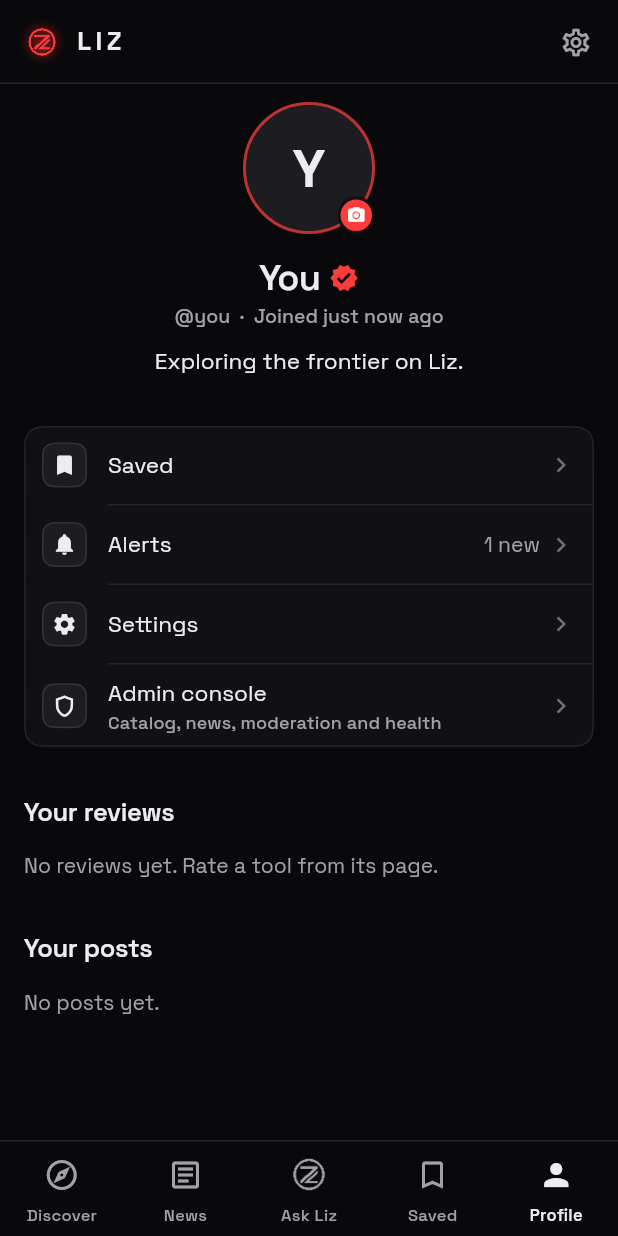
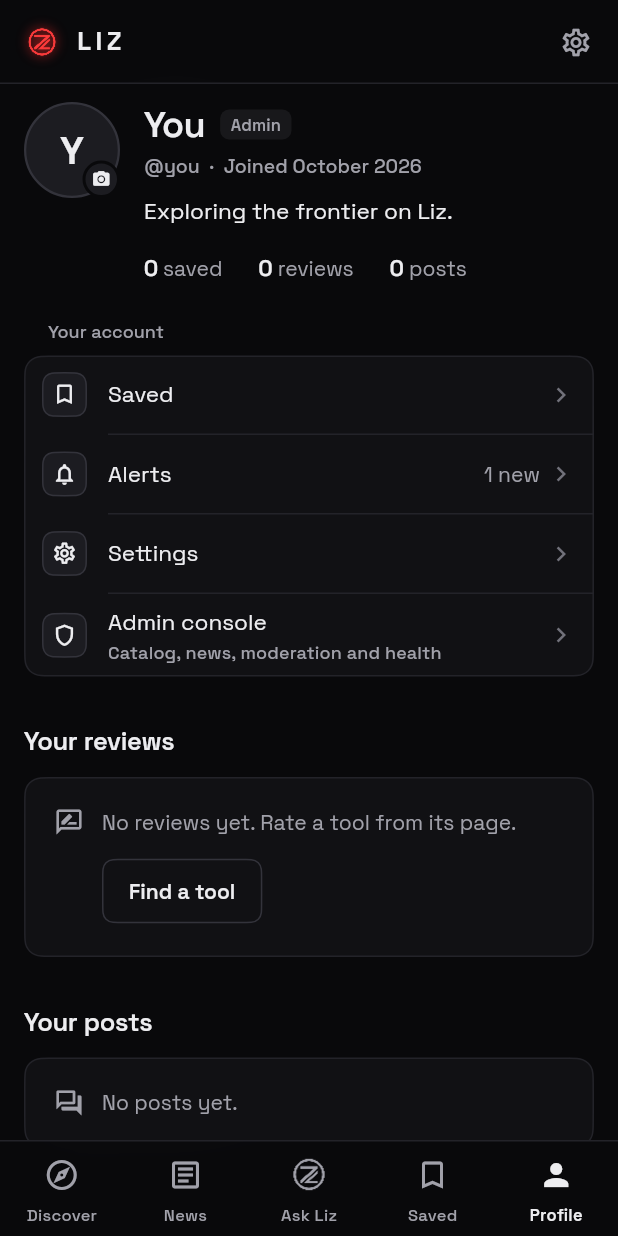
Before and after one commit to jeswinbenedict/LIZ, a Flutter app: the ProfileScreen screen opened by its route, after a tap on "Create account", after a tap on "Skip — continue as demo user", on a phone screen of 412 x 824 dp. Run offline on Flutter 3.47's test engine with Material 3 defaults, Android fonts, the phone set to English and light mode, and no system bars; our stand-ins replace cached_network_image, firebase_auth, firebase_core, firebase_messaging, flutter_riverpod, go_router and 6 more; missing offline and left inert: dart:js_interop; accounts and stored records are empty.

Commit message:
feat(design): News, Ask Liz and Profile in the refined Signal
- News: sources in ink instead of red, the lead story set larger, Quick
  take a quiet control opening a framed summary with grey bullets.
- Ask Liz: the red mark on a neutral tile; the answer header in grey.
- Profile: a real header (name as heading, grey role badge instead of a
  red tick, 'Joined October 2026' instead of 'Joined just now ago', three
  figures as type), a two-column layout on wide screens, empty sections
  that keep their frame with one way forward; neutral avatar ring and
  camera badge.

Co-Authored-By: Claude Opus 5.5 <noreply@anthropic.com>

```diff
--- a/lib/features/ask_liz/ask_liz_screen.dart
+++ b/lib/features/ask_liz/ask_liz_screen.dart
@@ -216,12 +216,12 @@ class _AskLizScreenState extends ConsumerState<AskLizScreen> {
                   children: [
                     Row(
                       children: [
-                        LizMark.icon(size: 18, color: p.accent),
+                        const LizMark(size: 18),
                         const SizedBox(width: 8),
                         Text(
                           'Ask Liz',
                           style: LizText.subhead.copyWith(
-                            color: p.accent,
+                            color: p.textSecondary,
                             fontWeight: FontWeight.w600,
                           ),
                         ),
@@ -479,8 +479,11 @@ class _Intro extends StatelessWidget {
                 width: 56,
                 height: 56,
                 decoration: ShapeDecoration(
-                  color: p.accentSoft,
-                  shape: LizRadius.shape(16),
+                  color: p.surface,
+                  shape: LizRadius.shape(
+                    16,
+                    side: BorderSide(color: p.hairline),
+                  ),
                 ),
                 alignment: Alignment.center,
                 child: const LizMark(size: 42),
@@ -543,7 +546,7 @@ class _Intro extends StatelessWidget {
                                   ),
                                 ),
                                 Icon(
-                                  Icons.north_east,
+                                  Icons.arrow_forward,
                                   size: 16,
                                   color: p.textTertiary,
                                 ),
--- a/lib/features/news/news_screen.dart
+++ b/lib/features/news/news_screen.dart
@@ -73,7 +73,7 @@ class NewsScreen extends ConsumerWidget {
                           (_) => controller.loadMore(),
                         );
                       }
-                      return NewsCard(item: state.items[i]);
+                      return NewsCard(item: state.items[i], lead: i == 0);
                     },
                   ),
                 ),
--- a/lib/features/profile/editable_avatar.dart
+++ b/lib/features/profile/editable_avatar.dart
@@ -91,14 +91,17 @@ class _EditableAvatarState extends ConsumerState<EditableAvatar> {
             child: Container(
               padding: const EdgeInsets.all(4),
               decoration: BoxDecoration(
-                color: scheme.primary,
+                color: scheme.surfaceContainerHigh,
                 shape: BoxShape.circle,
-                border: Border.all(color: scheme.surface, width: 2),
+                border: Border.all(
+                  color: scheme.surfaceContainerLowest,
+                  width: 2,
+                ),
               ),
-              child: const Icon(
+              child: Icon(
                 Icons.photo_camera,
                 size: 13,
-                color: Colors.white,
+                color: scheme.onSurface,
               ),
             ),
           ),
--- a/lib/features/profile/profile_screen.dart
+++ b/lib/features/profile/profile_screen.dart
@@ -1,15 +1,16 @@
 import 'package:flutter/material.dart';
 import 'package:flutter_riverpod/flutter_riverpod.dart';
 import 'package:go_router/go_router.dart';
+import 'package:intl/intl.dart';
 
 import '../../app/responsive/breakpoints.dart';
 import '../../app/theme.dart';
 import '../../core/providers.dart';
 import '../../shared/models/profile.dart';
+import '../../shared/widgets/badges.dart';
 import '../../shared/widgets/grouped_list.dart';
 import '../../shared/widgets/page_header.dart';
 import '../../shared/widgets/states.dart';
-import '../../shared/widgets/time_ago.dart';
 import '../alerts/alerts_controller.dart';
 import '../auth/sign_in_view.dart';
 import '../community/community_controller.dart';
@@ -66,90 +67,38 @@ class _ProfileBody extends ConsumerWidget {
 
   @override
   Widget build(BuildContext context, WidgetRef ref) {
-    final p = context.liz;
     final phone = context.isPhone;
-    final gutter = LizSpacing.gutter(MediaQuery.sizeOf(context).width);
+    final width = MediaQuery.sizeOf(context).width;
+    final gutter = LizSpacing.gutter(width);
     final posts = ref.watch(postFeedProvider(PostFeedKey(userId: profile.id)));
     final reviews = ref.watch(reviewsByUserProvider(profile.id));
     final savedCount = ref.watch(bookmarkControllerProvider).length;
     final unread = ref.watch(unreadAlertsProvider);
 
-    return MaxWidth(
-      maxWidth: 680 + gutter * 2,
-      child: Padding(
-        padding: EdgeInsets.fromLTRB(gutter, phone ? 12 : 40, gutter, 48),
-        child: Column(
-          crossAxisAlignment: CrossAxisAlignment.stretch,
-          children: [
-            // Who you are.
-            Column(
-              children: [
-                EditableAvatar(profile: profile, radius: 44),
-                const SizedBox(height: 14),
-                Row(
-                  mainAxisSize: MainAxisSize.min,
-                  children: [
-                    Flexible(
-                      child: Semantics(
-                        container: true,
-                        header: true,
-                        headingLevel: 1,
-                        child: Text(
-                          profile.displayName,
-                          textAlign: TextAlign.center,
-                          style: LizText.title1.copyWith(color: p.textPrimary),
-                        ),
-                      ),
-                    ),
-                    if (profile.role.canModerate) ...[
-                      const SizedBox(width: 6),
-                      Icon(
-                        Icons.verified,
-                        size: 20,
-                        color: p.accent,
-                        semanticLabel: 'Moderator',
-                      ),
-                    ],
-                  ],
-                ),
-                const SizedBox(height: 2),
-                Text(
-                  '@${profile.username}  ·  Joined ${timeAgo(profile.createdAt)} ago',
-                  textAlign: TextAlign.center,
-                  style: LizText.subhead.copyWith(color: p.textSecondary),
-                ),
-                if (profile.bio != null && profile.bio!.isNotEmpty) ...[
-                  const SizedBox(height: 10),
-                  ConstrainedBox(
-                    constraints: const BoxConstraints(maxWidth: 460),
-                    child: Text(
-                      profile.bio!,
-                      textAlign: TextAlign.center,
-                      style: LizText.body.copyWith(color: p.textPrimary),
-                    ),
-                  ),
-                ],
-              ],
-            ),
-            const SizedBox(height: 32),
+    final header = _Header(
+      profile: profile,
+      saved: savedCount,
+      reviews: reviews.value?.length,
+      posts: posts.value?.length,
+    );
 
-            // Where your things are.
-            LizGroup(
+    final places = LizGroup(
+      title: 'Your account',
       children: [
         LizGroupRow(
-                  icon: Icons.bookmark,
+          icon: Icons.bookmark_outline,
           title: 'Saved',
           value: savedCount == 0 ? null : '$savedCount',
           onTap: () => context.go('/saved'),
         ),
         LizGroupRow(
-                  icon: Icons.notifications,
+          icon: Icons.notifications_none,
           title: 'Alerts',
           value: unread == 0 ? null : '$unread new',
           onTap: () => context.push('/alerts'),
         ),
         LizGroupRow(
-                  icon: Icons.settings,
+          icon: Icons.settings_outlined,
           title: 'Settings',
           onTap: () => context.push('/profile/settings'),
         ),
@@ -161,17 +110,24 @@ class _ProfileBody extends ConsumerWidget {
             onTap: () => context.push('/admin'),
           ),
       ],
-            ),
+    );
 
-            // What you have written.
-            const SizedBox(height: 32),
+    final activity = Column(
+      crossAxisAlignment: CrossAxisAlignment.stretch,
+      children: [
         _Heading('Your reviews'),
         reviews.when(
           loading: () => const LoadingView(),
           error: (_, _) => const SizedBox.shrink(),
           data: (list) => list.isEmpty
-                  ? _Quiet('No reviews yet. Rate a tool from its page.')
-                  : Column(
+              ? _EmptyPanel(
+                  icon: Icons.rate_review_outlined,
+                  text: 'No reviews yet. Rate a tool from its page.',
+                  action: 'Find a tool',
+                  onAction: () => context.go('/'),
+                )
+              : _Panel(
+                  child: Column(
                     children: [
                       for (var i = 0; i < list.length; i++) ...[
                         if (i > 0) const Divider(height: 1),
@@ -180,13 +136,17 @@ class _ProfileBody extends ConsumerWidget {
                     ],
                   ),
                 ),
-            const SizedBox(height: 28),
+        ),
+        const SizedBox(height: 32),
         _Heading('Your posts'),
         posts.when(
           loading: () => const LoadingView(),
           error: (_, _) => const SizedBox.shrink(),
           data: (list) => list.isEmpty
-                  ? _Quiet('No posts yet.')
+              ? const _EmptyPanel(
+                  icon: Icons.forum_outlined,
+                  text: 'No posts yet.',
+                )
               : Column(
                   children: [
                     for (final post in list) ...[
@@ -197,7 +157,149 @@ class _ProfileBody extends ConsumerWidget {
                 ),
         ),
       ],
+    );
+
+    // Wide: what you wrote on the left, your account on the right, both under
+    // the header. Narrow: one column, the account first.
+    final wide = width >= 1100;
+    return MaxWidth(
+      maxWidth: 1080 + gutter * 2,
+      child: Padding(
+        padding: EdgeInsets.fromLTRB(gutter, phone ? 12 : 36, gutter, 48),
+        child: Column(
+          crossAxisAlignment: CrossAxisAlignment.stretch,
+          children: [
+            header,
+            SizedBox(height: phone ? 24 : 36),
+            if (wide)
+              Row(
+                crossAxisAlignment: CrossAxisAlignment.start,
+                children: [
+                  Expanded(flex: 5, child: activity),
+                  const SizedBox(width: 32),
+                  Expanded(flex: 3, child: places),
+                ],
+              )
+            else ...[
+              places,
+              const SizedBox(height: 32),
+              activity,
+            ],
+          ],
         ),
+      ),
+    );
+  }
+}
+
+/// The avatar, the name as the page's heading, a quiet role badge, when they
+/// joined, the bio, and three figures — set as type, not tiles.
+class _Header extends StatelessWidget {
+  const _Header({
+    required this.profile,
+    required this.saved,
+    required this.reviews,
+    required this.posts,
+  });
+  final Profile profile;
+  final int saved;
+  final int? reviews;
+  final int? posts;
+
+  @override
+  Widget build(BuildContext context) {
+    final p = context.liz;
+    final phone = context.isPhone;
+    final joined = DateFormat.yMMMM().format(profile.createdAt.toLocal());
+    final role = switch (profile.role) {
+      UserRole.admin => 'Admin',
+      UserRole.moderator => 'Moderator',
+      _ => null,
+    };
+    return Row(
+      crossAxisAlignment: CrossAxisAlignment.start,
+      children: [
+        EditableAvatar(profile: profile, radius: phone ? 32 : 40),
+        SizedBox(width: phone ? 16 : 20),
+        Expanded(
+          child: Column(
+            crossAxisAlignment: CrossAxisAlignment.start,
+            children: [
+              Wrap(
+                spacing: 10,
+                runSpacing: 4,
+                crossAxisAlignment: WrapCrossAlignment.center,
+                children: [
+                  Semantics(
+                    container: true,
+                    header: true,
+                    headingLevel: 1,
+                    child: Text(
+                      profile.displayName,
+                      style: (phone ? LizText.title1 : LizText.largeTitle)
+                          .copyWith(color: p.textPrimary),
+                    ),
+                  ),
+                  if (role != null) LizPill(label: role),
+                ],
+              ),
+              const SizedBox(height: 4),
+              Text(
+                '@${profile.username}  ·  Joined $joined',
+                style: LizText.subhead.copyWith(color: p.textSecondary),
+              ),
+              if (profile.bio != null && profile.bio!.isNotEmpty) ...[
+                const SizedBox(height: 10),
+                ConstrainedBox(
+                  constraints: const BoxConstraints(maxWidth: 560),
+                  child: Text(
+                    profile.bio!,
+                    style: LizText.body.copyWith(color: p.textPrimary),
+                  ),
+                ),
+              ],
+              const SizedBox(height: 16),
+              Wrap(
+                spacing: 24,
+                runSpacing: 8,
+                children: [
+                  _Figure(value: saved, label: 'saved'),
+                  _Figure(value: reviews, label: 'reviews'),
+                  _Figure(value: posts, label: 'posts'),
+                ],
+              ),
+            ],
+          ),
+        ),
+      ],
+    );
+  }
+}
+
+/// "12 saved": the figure in ink, the noun in grey. A dash while unknown.
+class _Figure extends StatelessWidget {
+  const _Figure({required this.value, required this.label});
+  final int? value;
+  final String label;
+
+  @override
+  Widget build(BuildContext context) {
+    final p = context.liz;
+    return Text.rich(
+      TextSpan(
+        children: [
+          TextSpan(
+            text: value == null ? '—' : '$value',
+            style: LizText.headline.copyWith(
+              color: p.textPrimary,
+              fontFeatures: LizText.tabular,
+            ),
+          ),
+          TextSpan(
+            text: ' $label',
+            style: LizText.callout.copyWith(color: p.textSecondary),
+          ),
+        ],
       ),
     );
   }
@@ -209,7 +311,7 @@ class _Heading extends StatelessWidget {
 
   @override
   Widget build(BuildContext context) => Padding(
-    padding: const EdgeInsets.only(bottom: 8),
+    padding: const EdgeInsets.only(bottom: 12),
     child: Semantics(
       container: true,
       header: true,
@@ -221,16 +323,87 @@ class _Heading extends StatelessWidget {
   );
 }
 
-class _Quiet extends StatelessWidget {
-  const _Quiet(this.text);
-  final String text;
+/// A section's frame, kept when it has rows.
+class _Panel extends StatelessWidget {
+  const _Panel({required this.child});
+  final Widget child;
 
   @override
-  Widget build(BuildContext context) => Padding(
-    padding: const EdgeInsets.symmetric(vertical: 6),
-    child: Text(
+  Widget build(BuildContext context) {
+    final p = context.liz;
+    return DecoratedBox(
+      decoration: ShapeDecoration(
+        color: p.surface,
+        shape: LizRadius.shape(
+          LizRadius.md,
+          side: BorderSide(color: p.hairline),
+        ),
+      ),
+      child: child,
+    );
+  }
+}
+
+/// An empty section keeps its frame: an icon, one sentence, and at most one
+/// way forward.
+class _EmptyPanel extends StatelessWidget {
+  const _EmptyPanel({
+    required this.icon,
+    required this.text,
+    this.action,
+    this.onAction,
+  });
+  final IconData icon;
+  final String text;
+  final String? action;
+  final VoidCallback? onAction;
+
+  @override
+  Widget build(BuildContext context) {
+    final p = context.liz;
+    return _Panel(
+      child: Padding(
+        padding: const EdgeInsets.symmetric(horizontal: 20, vertical: 20),
+        // The button sits beside the sentence where there is room for both,
+        // and under it on a narrow screen or with large text.
+        child: LayoutBuilder(
+          builder: (context, box) {
+            final button = action != null && onAction != null
+                ? OutlinedButton(onPressed: onAction, child: Text(action!))
+                : null;
+            final sentence = Text(
               text,
-      style: LizText.callout.copyWith(color: context.liz.textSecondary),
+              style: LizText.callout.copyWith(color: p.textSecondary),
+            );
+            final beside = box.maxWidth >= 440;
+            return Row(
+              crossAxisAlignment: beside
+                  ? CrossAxisAlignment.center
+                  : CrossAxisAlignment.start,
+              children: [
+                Icon(icon, size: 20, color: p.textSecondary),
+                const SizedBox(width: 12),
+                Expanded(
+                  child: beside || button == null
+                      ? sentence
+                      : Column(
+                          crossAxisAlignment: CrossAxisAlignment.start,
+                          children: [
+                            sentence,
+                            const SizedBox(height: 12),
+                            button,
+                          ],
+                        ),
+                ),
+                if (beside && button != null) ...[
+                  const SizedBox(width: 12),
+                  button,
+                ],
+              ],
+            );
+          },
+        ),
       ),
     );
   }
+}
--- a/lib/shared/widgets/news_card.dart
+++ b/lib/shared/widgets/news_card.dart
@@ -26,13 +26,16 @@ String newsSourceLabel(String? source) {
 }
 
 /// One article in the news list (docs/DESIGN.md §8, News): an editorial row
-/// — source and time as an eyebrow, the headline, two lines of summary, and
-/// the image beside it on wide screens or above it on phones. The AI "quick
-/// take" folds away so the list can be scanned; it used to be a tinted box
-/// inside every card, which tripled the height of the feed.
+/// — source and time above the headline, two lines of summary, and the image
+/// beside it on wide screens or above it on phones. The AI "quick take" folds
+/// away so the list can be scanned. The [lead] story is set larger.
 class NewsCard extends StatelessWidget {
-  const NewsCard({super.key, required this.item});
+  const NewsCard({super.key, required this.item, this.lead = false});
   final NewsItem item;
+
+  /// The first story of the feed: a larger headline and a third line of
+  /// summary, so the page opens on something rather than a uniform list.
+  final bool lead;
 
   Future<void> _open() async {
     final uri = Uri.tryParse(item.url);
@@ -61,8 +64,8 @@ class NewsCard extends StatelessWidget {
                     maxLines: 1,
                     overflow: TextOverflow.ellipsis,
                     style: LizText.footnote.copyWith(
-                      color: LizColors.legibleOn(p.accent, p.canvas),
-                      fontWeight: FontWeight.w700,
+                      color: p.textPrimary,
+                      fontWeight: FontWeight.w600,
                     ),
                   ),
                 ),
@@ -75,13 +78,15 @@ class NewsCard extends StatelessWidget {
             const SizedBox(height: 6),
             Text(
               item.title,
-              style: LizText.title3.copyWith(color: p.textPrimary),
+              style: (lead ? LizText.title1 : LizText.title3).copyWith(
+                color: p.textPrimary,
+              ),
             ),
             if (item.snippet.isNotEmpty) ...[
-              const SizedBox(height: 6),
+              SizedBox(height: lead ? 10 : 6),
               Text(
                 item.snippet,
-                maxLines: 2,
+                maxLines: lead ? 3 : 2,
                 overflow: TextOverflow.ellipsis,
                 style: LizText.callout.copyWith(color: p.textSecondary),
               ),
@@ -207,6 +212,7 @@ class _QuickTakeState extends State<_QuickTake> {
           expanded: _open,
           child: TextButton.icon(
             style: TextButton.styleFrom(
+              foregroundColor: p.textSecondary,
               padding: const EdgeInsets.symmetric(horizontal: 8),
               minimumSize: const Size(48, 40),
             ),
@@ -231,8 +237,17 @@ class _QuickTakeState extends State<_QuickTake> {
           alignment: Alignment.topLeft,
           child: !_open
               ? const SizedBox(width: double.infinity)
-              : Padding(
-                  padding: const EdgeInsets.fromLTRB(8, 4, 8, 4),
+              : Container(
+                  width: double.infinity,
+                  margin: const EdgeInsets.fromLTRB(4, 4, 4, 8),
+                  padding: const EdgeInsets.fromLTRB(14, 12, 14, 6),
+                  decoration: ShapeDecoration(
+                    color: p.surface,
+                    shape: LizRadius.shape(
+                      LizRadius.sm,
+                      side: BorderSide(color: p.hairline),
+                    ),
+                  ),
                   child: Column(
                     crossAxisAlignment: CrossAxisAlignment.start,
                     children: [
@@ -250,7 +265,7 @@ class _QuickTakeState extends State<_QuickTake> {
                                   right: 10,
                                 ),
                                 decoration: BoxDecoration(
-                                  color: p.accent,
+                                  color: p.textSecondary,
                                   shape: BoxShape.circle,
                                 ),
                               ),
--- a/lib/shared/widgets/user_avatar.dart
+++ b/lib/shared/widgets/user_avatar.dart
@@ -6,7 +6,7 @@ import '../../core/config/env.dart';
 import '../models/profile.dart';
 
 /// Circular avatar: the person's picture, or their initials on a dark disc
-/// ringed in red. One look for everyone — a colour per person made every
+/// with a quiet ring. One look for everyone — a colour per person made every
 /// list a confetti that fought the one red that means something.
 class UserAvatar extends StatelessWidget {
   const UserAvatar({super.key, required this.profile, this.radius = 18});
@@ -43,8 +43,8 @@ class UserAvatar extends StatelessWidget {
         color: p.surfaceHover,
         shape: BoxShape.circle,
         border: Border.all(
-          color: p.accent.withValues(alpha: 0.7),
-          width: radius >= 30 ? 2 : 1.2,
+          color: p.hairlineStrong,
+          width: radius >= 30 ? 1.5 : 1,
         ),
       ),
       child: Text(
```
Also changed, not shown: 1 other file. Lines whose indentation alone changed are shown as unchanged.
